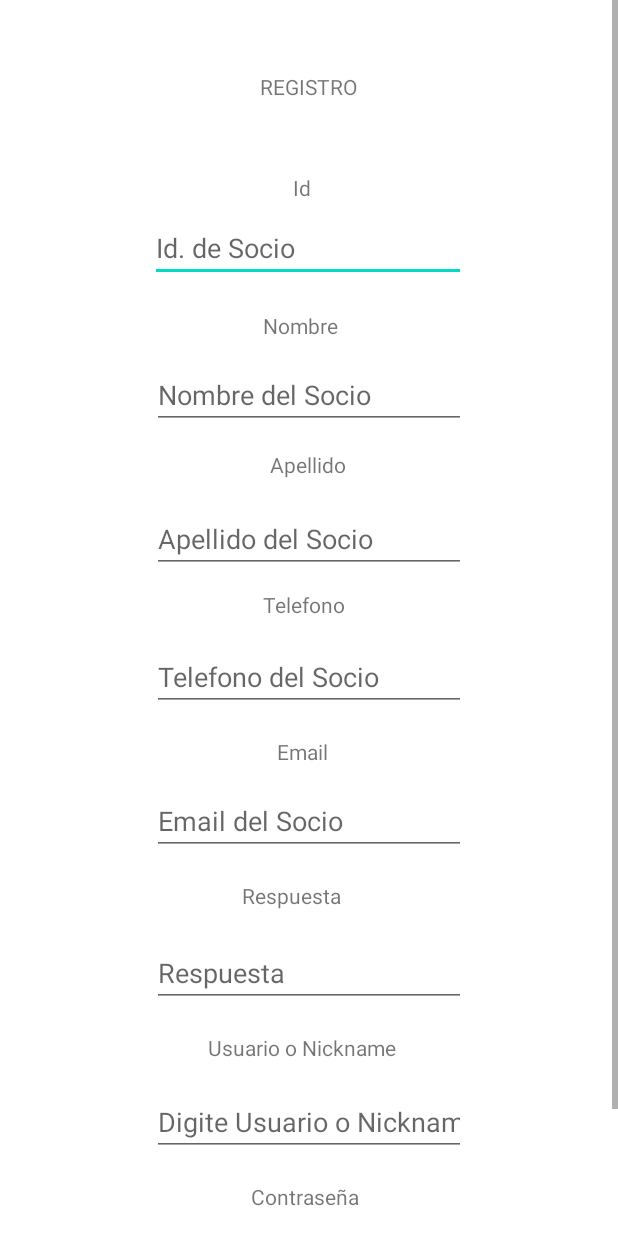
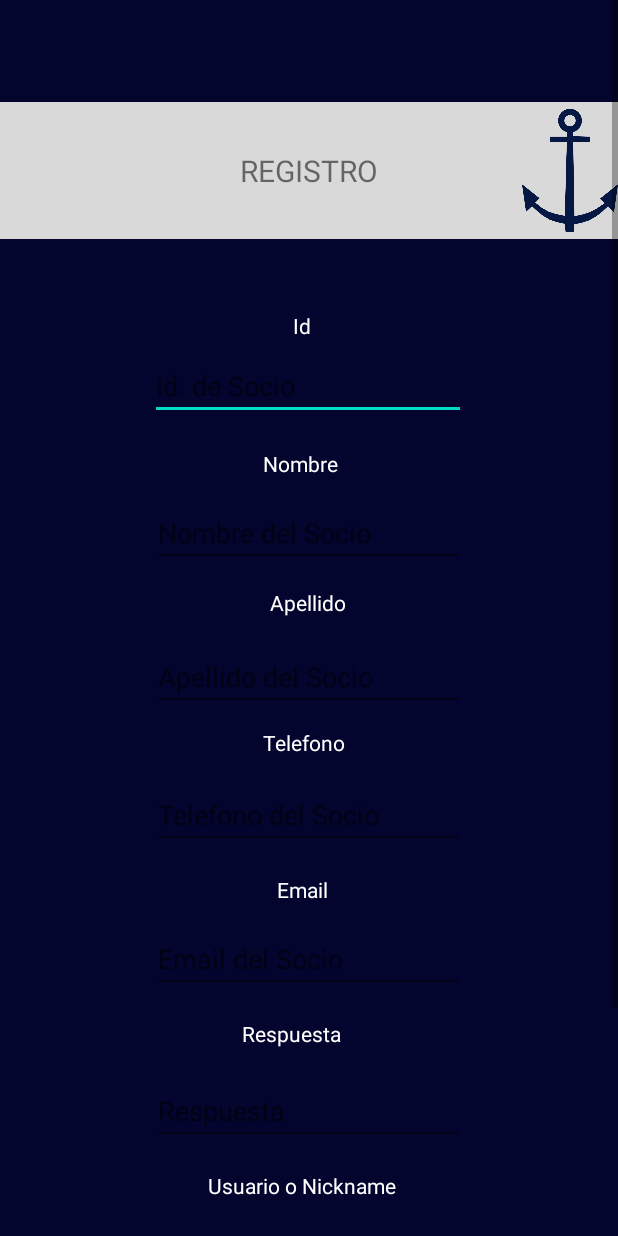
Before and after one commit to Brian1921/Front_Parc, an Android app: the admin_socios_agregar screen opened directly, with no data from a screen before it, on a phone screen of 412 x 824 dp. Run offline under Robolectric (Android 15) with nearby library versions, the phone set to English and light mode, and no system bars; our stand-ins replace Volley.

Commit message:
Solucion errores

```diff
--- a/app/src/main/res/layout/activity_admin_socios_agregar.xml
+++ b/app/src/main/res/layout/activity_admin_socios_agregar.xml
@@ -5,8 +5,8 @@
     xmlns:tools="http://schemas.android.com/tools"
     android:layout_width="match_parent"
     android:layout_height="match_parent"
+    android:background="#03052E"
     tools:context=".admin_socios_agregar">
-
 
     <ScrollView
         android:layout_width="match_parent"
@@ -17,17 +17,37 @@
             android:layout_height="wrap_content"
             android:orientation="vertical" >
 
-            <TextView
-                android:id="@+id/textView6"
-                android:layout_width="73dp"
-                android:layout_height="wrap_content"
-                android:layout_marginStart="173dp"
-                android:layout_marginTop="48dp"
-                android:layout_marginEnd="173dp"
-                android:text="REGISTRO"
+            <RelativeLayout
+                android:id="@+id/group_2"
+                android:layout_width="match_parent"
+                android:layout_height="91dp"
+                android:layout_alignParentLeft="true"
+                android:layout_alignParentTop="true"
+                android:layout_marginTop="68dp"
+                android:background="#D9D9D9"
                 app:layout_constraintEnd_toEndOf="parent"
                 app:layout_constraintStart_toStartOf="parent"
-                app:layout_constraintTop_toTopOf="parent" />
+                app:layout_constraintTop_toTopOf="parent">
+
+                <TextView
+                    android:id="@+id/textView6"
+                    android:layout_width="wrap_content"
+                    android:layout_height="wrap_content"
+                    android:layout_centerHorizontal="true"
+                    android:layout_centerVertical="true"
+                    android:text="REGISTRO"
+                    android:textAlignment="textEnd"
+                    android:textSize="20sp" />
+
+                <ImageView
+                    android:id="@+id/imageView4"
+                    android:layout_width="74dp"
+                    android:layout_height="match_parent"
+                    android:layout_alignLeft="@id/textView6"
+                    android:layout_marginLeft="188dp"
+                    app:srcCompat="@mipmap/logo" />
+
+            </RelativeLayout>
 
             <TextView
                 android:id="@+id/textView7"
@@ -37,6 +57,7 @@
                 android:layout_marginTop="48dp"
                 android:layout_marginEnd="173dp"
                 android:text="Id"
+                android:textColor="@color/white"
                 app:layout_constraintEnd_toEndOf="parent"
                 app:layout_constraintHorizontal_bias="0.498"
                 app:layout_constraintStart_toStartOf="parent"
@@ -52,6 +73,7 @@
                 android:ems="10"
                 android:hint="Id. de Socio"
                 android:inputType="number"
+                android:textColor="#FFFFFF"
                 app:layout_constraintEnd_toEndOf="parent"
                 app:layout_constraintTop_toBottomOf="@+id/textView7" />
 
@@ -62,6 +84,7 @@
                 android:layout_marginStart="175dp"
                 android:layout_marginTop="19dp"
                 android:layout_marginEnd="180dp"
+                android:textColor="@color/white"
                 android:text="Nombre"
                 app:layout_constraintEnd_toEndOf="parent"
                 app:layout_constraintStart_toStartOf="parent"
@@ -75,6 +98,7 @@
                 android:layout_marginTop="14dp"
                 android:layout_marginEnd="101dp"
                 android:ems="10"
+                android:textColor="#FFFFFF"
                 android:hint="Nombre del Socio"
                 android:inputType="textPersonName"
                 app:layout_constraintEnd_toEndOf="parent"
@@ -83,11 +107,12 @@
 
             <TextView
                 android:id="@+id/textView9"
-                android:layout_width="57dp"
+                android:layout_width="wrap_content"
                 android:layout_height="wrap_content"
                 android:layout_marginStart="180dp"
                 android:layout_marginTop="14dp"
                 android:layout_marginEnd="180dp"
+                android:textColor="@color/white"
                 android:text="Apellido"
                 app:layout_constraintEnd_toEndOf="parent"
                 app:layout_constraintStart_toStartOf="parent"
@@ -101,6 +126,7 @@
                 android:layout_marginTop="17dp"
                 android:layout_marginEnd="101dp"
                 android:ems="10"
+                android:textColor="#FFFFFF"
                 android:hint="Apellido del Socio"
                 android:inputType="textPersonName"
                 app:layout_constraintEnd_toEndOf="parent"
@@ -109,11 +135,12 @@
 
             <TextView
                 android:id="@+id/textView10"
-                android:layout_width="68dp"
+                android:layout_width="wrap_content"
                 android:layout_height="wrap_content"
                 android:layout_marginStart="175dp"
                 android:layout_marginTop="11dp"
                 android:layout_marginEnd="181dp"
+                android:textColor="@color/white"
                 android:text="Telefono"
                 app:layout_constraintEnd_toEndOf="parent"
                 app:layout_constraintStart_toStartOf="parent"
@@ -127,6 +154,7 @@
                 android:layout_marginTop="16dp"
                 android:layout_marginEnd="101dp"
                 android:ems="10"
+                android:textColor="#FFFFFF"
                 android:hint="Telefono del Socio"
                 android:inputType="phone"
                 app:layout_constraintEnd_toEndOf="parent"
@@ -140,6 +168,7 @@
                 android:layout_marginStart="175dp"
                 android:layout_marginTop="17dp"
                 android:layout_marginEnd="188dp"
+                android:textColor="@color/white"
                 android:text="Email"
                 android:textAlignment="center"
                 app:layout_constraintEnd_toEndOf="parent"
@@ -154,6 +183,7 @@
                 android:layout_marginTop="14dp"
                 android:layout_marginEnd="101dp"
                 android:ems="10"
+                android:textColor="#FFFFFF"
                 android:hint="Email del Socio"
                 android:inputType="textEmailAddress"
                 app:layout_constraintEnd_toEndOf="parent"
@@ -168,6 +198,7 @@
                 android:layout_marginStart="135dp"
                 android:layout_marginTop="17dp"
                 android:layout_marginEnd="188dp"
+                android:textColor="@color/white"
                 android:text="Respuesta"
                 android:textAlignment="center"
                 app:layout_constraintEnd_toEndOf="parent"
@@ -182,6 +213,7 @@
                 android:layout_marginTop="17dp"
                 android:layout_marginEnd="101dp"
                 android:ems="10"
+                android:textColor="#FFFFFF"
                 android:hint="Respuesta"
                 android:inputType="textPersonName"
                 app:layout_constraintEnd_toEndOf="parent"
@@ -195,6 +227,7 @@
                 android:layout_marginStart="132dp"
                 android:layout_marginTop="17dp"
                 android:layout_marginEnd="188dp"
+                android:textColor="@color/white"
                 android:text="Usuario o Nickname"
                 android:textAlignment="center"
                 app:layout_constraintEnd_toEndOf="parent"
@@ -209,6 +242,7 @@
                 android:layout_marginTop="17dp"
                 android:layout_marginEnd="101dp"
                 android:ems="10"
+                android:textColor="#FFFFFF"
                 android:hint="Digite Usuario o Nickname"
                 android:inputType="textPersonName"
                 app:layout_constraintEnd_toEndOf="parent"
@@ -222,6 +256,7 @@
                 android:layout_marginStart="140dp"
                 android:layout_marginTop="17dp"
                 android:layout_marginEnd="188dp"
+                android:textColor="@color/white"
                 android:text="Contraseña"
                 android:textAlignment="center"
                 app:layout_constraintEnd_toEndOf="parent"
@@ -236,6 +271,7 @@
                 android:layout_marginTop="17dp"
                 android:layout_marginEnd="101dp"
                 android:ems="10"
+                android:textColor="#FFFFFF"
                 android:hint="Digite una contraseña"
                 android:inputType="textPassword"
                 tools:layout_editor_absoluteX="97dp"
@@ -251,6 +287,7 @@
                 android:layout_marginStart="160dp"
                 android:layout_marginEnd="157dp"
                 android:text="Agregar"
+                android:backgroundTint="#D9D9D9"
                 app:layout_constraintEnd_toEndOf="parent"
                 app:layout_constraintHorizontal_bias="0.0"
                 app:layout_constraintStart_toStartOf="parent"
--- a/app/src/main/res/layout/activity_admin_socios_crud.xml
+++ b/app/src/main/res/layout/activity_admin_socios_crud.xml
@@ -55,10 +55,11 @@
 
     <ListView
         android:id="@+id/listReadAdminSocios"
-        android:layout_width="416dp"
-        android:layout_height="575dp"
-        tools:layout_editor_absoluteX="-1dp"
-        tools:layout_editor_absoluteY="159dp"
-        tools:ignore="MissingConstraints" />
+        android:layout_width="407dp"
+        android:layout_height="496dp"
+        android:layout_marginTop="72dp"
+        app:layout_constraintTop_toBottomOf="@+id/group_2"
+        tools:ignore="MissingConstraints"
+        tools:layout_editor_absoluteX="3dp" />
 
 </androidx.constraintlayout.widget.ConstraintLayout>
```
